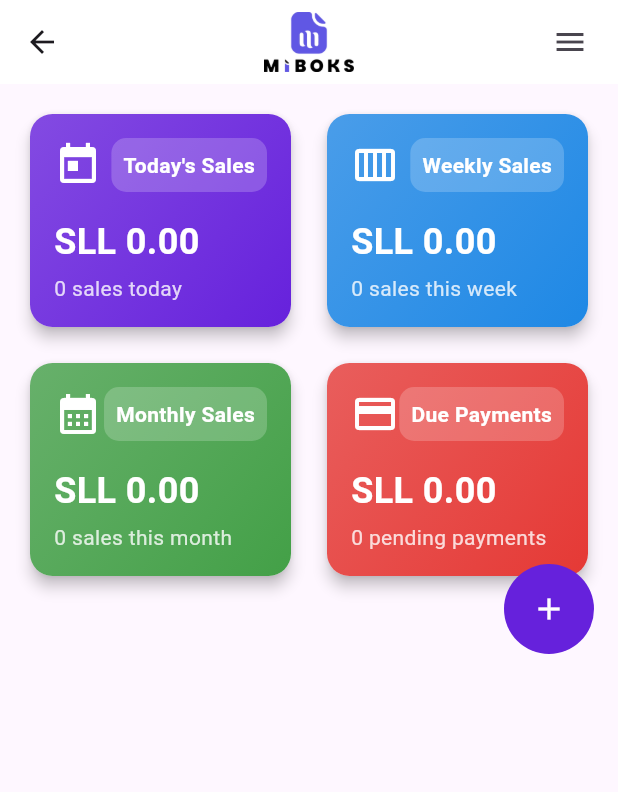
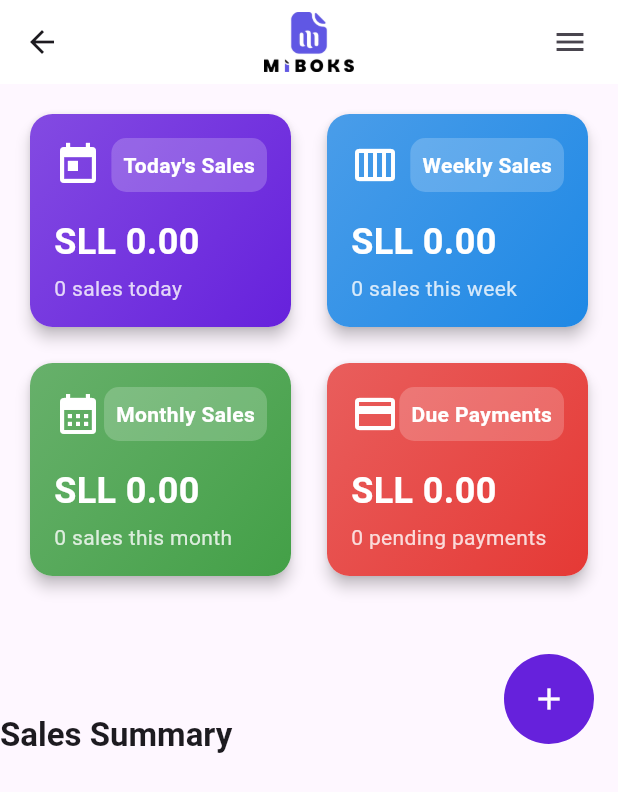
Before and after one commit to Chrisgentsl/miboks-millennialsierraleone, a Flutter app: the SalesScreen screen opened directly, on a phone screen of 412 x 824 dp. Shown: the top 792 px of the screen. Run offline on Flutter 3.47's test engine with Material 3 defaults, Android fonts, the phone set to English and light mode, and no system bars; our stand-ins replace cloud_firestore, curved_navigation_bar, firebase_auth, firebase_core, fl_chart, flutter_spinkit and 1 more; accounts and stored records are empty.

Commit message:
fetching all sales

```diff
--- a/lib/models/sales_model.dart
+++ b/lib/models/sales_model.dart
@@ -22,9 +22,10 @@ class SaleModel {
   factory SaleModel.fromMap(Map<String, dynamic> data, String id) {
     return SaleModel(
       id: id,
-      items: (data['items'] as List<dynamic>)
-          .map((item) => SaleItem.fromMap(item))
-          .toList(),
+      items:
+          (data['items'] as List<dynamic>)
+              .map((item) => SaleItem.fromMap(item))
+              .toList(),
       timestamp: (data['timestamp'] as Timestamp).toDate(),
       status: data['status'] ?? 'pending',
       paymentMethod: data['paymentMethod'],
@@ -69,22 +70,13 @@ class SaleItem {
   final String productId;
   final int quantity;
 
-  SaleItem({
-    required this.productId,
-    required this.quantity,
-  });
+  SaleItem({required this.productId, required this.quantity});
 
   factory SaleItem.fromMap(Map<String, dynamic> data) {
-    return SaleItem(
-      productId: data['productId'],
-      quantity: data['quantity'],
-    );
+    return SaleItem(productId: data['productId'], quantity: data['quantity']);
   }
 
   Map<String, dynamic> toMap() {
-    return {
-      'productId': productId,
-      'quantity': quantity,
-    };
+    return {'productId': productId, 'quantity': quantity};
   }
 }
--- a/lib/screens/sales_screen.dart
+++ b/lib/screens/sales_screen.dart
@@ -5,6 +5,7 @@ import '../widgets/sales_analytics_card.dart';
 import '../widgets/sales_form_widget.dart';
 import '../models/sales_model.dart';
 import '../widgets/sales_chart_widget.dart';
+import '../widgets/sales_transactions_widget.dart';
 
 class SalesScreen extends StatefulWidget {
   const SalesScreen({super.key});
@@ -33,18 +34,30 @@ class _SalesScreenState extends State<SalesScreen> {
                       stream: _salesService.getPaymentMethodStats(),
                       builder: (context, paymentStatsSnapshot) {
                         // Calculate values
-                        final todayTotal = todaySalesSnapshot.hasData
-                            ? _salesService.calculateTotalAmount(todaySalesSnapshot.data!)
-                            : 0.0;
-                        final weeklyTotal = weeklySalesSnapshot.hasData
-                            ? _salesService.calculateTotalAmount(weeklySalesSnapshot.data!)
-                            : 0.0;
-                        final monthlyTotal = monthlySalesSnapshot.hasData
-                            ? _salesService.calculateTotalAmount(monthlySalesSnapshot.data!)
-                            : 0.0;
-                        final dueAmount = duePaymentsSnapshot.hasData
-                            ? _salesService.calculateTotalAmount(duePaymentsSnapshot.data!)
-                            : 0.0;
+                        final todayTotal =
+                            todaySalesSnapshot.hasData
+                                ? _salesService.calculateTotalAmount(
+                                  todaySalesSnapshot.data!,
+                                )
+                                : 0.0;
+                        final weeklyTotal =
+                            weeklySalesSnapshot.hasData
+                                ? _salesService.calculateTotalAmount(
+                                  weeklySalesSnapshot.data!,
+                                )
+                                : 0.0;
+                        final monthlyTotal =
+                            monthlySalesSnapshot.hasData
+                                ? _salesService.calculateTotalAmount(
+                                  monthlySalesSnapshot.data!,
+                                )
+                                : 0.0;
+                        final dueAmount =
+                            duePaymentsSnapshot.hasData
+                                ? _salesService.calculateTotalAmount(
+                                  duePaymentsSnapshot.data!,
+                                )
+                                : 0.0;
 
                         return SingleChildScrollView(
                           padding: const EdgeInsets.all(16),
@@ -55,20 +68,24 @@ class _SalesScreenState extends State<SalesScreen> {
                                   Expanded(
                                     child: SalesAnalyticsCard(
                                       title: "Today's Sales",
-                                      value: 'SLL ${todayTotal.toStringAsFixed(2)}',
+                                      value:
+                                          'SLL ${todayTotal.toStringAsFixed(2)}',
                                       icon: Icons.today,
                                       color: const Color(0xFF6621DC),
-                                      subtitle: '${todaySalesSnapshot.data?.length ?? 0} sales today',
+                                      subtitle:
+                                          '${todaySalesSnapshot.data?.length ?? 0} sales today',
                                     ),
                                   ),
                                   const SizedBox(width: 16),
                                   Expanded(
                                     child: SalesAnalyticsCard(
                                       title: 'Weekly Sales',
-                                      value: 'SLL ${weeklyTotal.toStringAsFixed(2)}',
+                                      value:
+                                          'SLL ${weeklyTotal.toStringAsFixed(2)}',
                                       icon: Icons.calendar_view_week,
                                       color: const Color(0xFF1E88E5),
-                                      subtitle: '${weeklySalesSnapshot.data?.length ?? 0} sales this week',
+                                      subtitle:
+                                          '${weeklySalesSnapshot.data?.length ?? 0} sales this week',
                                     ),
                                   ),
                                 ],
@@ -79,33 +96,39 @@ class _SalesScreenState extends State<SalesScreen> {
                                   Expanded(
                                     child: SalesAnalyticsCard(
                                       title: 'Monthly Sales',
-                                      value: 'SLL ${monthlyTotal.toStringAsFixed(2)}',
+                                      value:
+                                          'SLL ${monthlyTotal.toStringAsFixed(2)}',
                                       icon: Icons.calendar_month,
                                       color: const Color(0xFF43A047),
-                                      subtitle: '${monthlySalesSnapshot.data?.length ?? 0} sales this month',
+                                      subtitle:
+                                          '${monthlySalesSnapshot.data?.length ?? 0} sales this month',
                                     ),
                                   ),
                                   const SizedBox(width: 16),
                                   Expanded(
                                     child: SalesAnalyticsCard(
                                       title: 'Due Payments',
-                                      value: 'SLL ${dueAmount.toStringAsFixed(2)}',
+                                      value:
+                                          'SLL ${dueAmount.toStringAsFixed(2)}',
                                       icon: Icons.payment,
                                       color: const Color(0xFFE53935),
-                                      subtitle: '${duePaymentsSnapshot.data?.length ?? 0} pending payments',
+                                      subtitle:
+                                          '${duePaymentsSnapshot.data?.length ?? 0} pending payments',
                                     ),
                                   ),
                                 ],
                               ),
                               const SizedBox(height: 24),
-                              if (weeklySalesSnapshot.hasData && weeklySalesSnapshot.data!.isNotEmpty)
+                              if (weeklySalesSnapshot.hasData &&
+                                  weeklySalesSnapshot.data!.isNotEmpty)
                                 SalesChartWidget(
                                   sales: weeklySalesSnapshot.data!,
                                   color: const Color(0xFF1E88E5),
                                   title: 'Weekly Sales Trend',
                                 ),
                               const SizedBox(height: 24),
-                              if (monthlySalesSnapshot.hasData && monthlySalesSnapshot.data!.isNotEmpty)
+                              if (monthlySalesSnapshot.hasData &&
+                                  monthlySalesSnapshot.data!.isNotEmpty)
                                 SalesChartWidget(
                                   sales: monthlySalesSnapshot.data!,
                                   color: const Color(0xFF43A047),
@@ -121,6 +144,59 @@ class _SalesScreenState extends State<SalesScreen> {
               },
             );
           },
+        );
+      },
+    );
+  }
+
+  Widget _buildSalesSummary() {
+    return StreamBuilder<List<SaleModel>>(
+      stream: _salesService.getSales(),
+      builder: (context, snapshot) {
+        if (!snapshot.hasData) {
+          return const Center(child: CircularProgressIndicator());
+        }
+
+        final sales = snapshot.data!;
+
+        return Column(
+          crossAxisAlignment: CrossAxisAlignment.start,
+          children: [
+            Text(
+              'Sales Summary',
+              style: Theme.of(context).textTheme.titleLarge?.copyWith(
+                    fontWeight: FontWeight.bold,
+                  ),
+            ),
+            const SizedBox(height: 8),
+            ListView.builder(
+              shrinkWrap: true,
+              physics: const NeverScrollableScrollPhysics(),
+              itemCount: sales.length > 3 ? 3 : sales.length,
+              itemBuilder: (context, index) {
+                final sale = sales[index];
+                return ListTile(
+                  title: Text('Sale #${sale.id.substring(0, 8)}'),
+                  subtitle: Text(
+                    'Le ${sale.totalAmount.toStringAsFixed(2)} - ${sale.timestamp.toLocal()}'.split(' ')[0],
+                  ),
+                );
+              },
+            ),
+            if (sales.length > 3)
+              TextButton(
+                onPressed: () {
+                  showModalBottomSheet(
+                    context: context,
+                    isScrollControlled: true,
+                    builder: (BuildContext context) {
+                      return SalesTransactionsWidget(sales: sales);
+                    },
+                  );
+                },
+                child: const Text('View All'),
+              ),
+          ],
         );
       },
     );
@@ -157,10 +233,7 @@ class _SalesScreenState extends State<SalesScreen> {
     return Scaffold(
       appBar: AppBar(
         centerTitle: true,
-        title: const LogoWidget(
-          size: 60,
-          animate: false,
-        ),
+        title: const LogoWidget(size: 60, animate: false),
         actions: [
           IconButton(
             icon: const Icon(Icons.menu),
@@ -178,24 +251,16 @@ class _SalesScreenState extends State<SalesScreen> {
           padding: EdgeInsets.zero,
           children: [
             const DrawerHeader(
-              decoration: BoxDecoration(
-                color: Color(0xFF6621DC),
-              ),
+              decoration: BoxDecoration(color: Color(0xFF6621DC)),
               child: Column(
                 crossAxisAlignment: CrossAxisAlignment.start,
                 mainAxisAlignment: MainAxisAlignment.end,
                 children: [
-                  LogoWidget(
-                    size: 50,
-                    animate: false,
-                  ),
+                  LogoWidget(size: 50, animate: false),
                   SizedBox(height: 8),
                   Text(
                     'Menu',
-                    style: TextStyle(
-                      color: Colors.white,
-                      fontSize: 24,
-                    ),
+                    style: TextStyle(color: Colors.white, fontSize: 24),
                   ),
                 ],
               ),
@@ -229,12 +294,16 @@ class _SalesScreenState extends State<SalesScreen> {
       ),
       body: Stack(
         children: [
-          _buildAnalyticsDashboard(),
-          Positioned(
-            bottom: 16,
-            right: 16,
-            child: _buildAddItemBubble(),
+          SingleChildScrollView(
+            child: Column(
+              children: [
+                _buildAnalyticsDashboard(),
+                const SizedBox(height: 24),
+                _buildSalesSummary(),
+              ],
+            ),
           ),
+          Positioned(bottom: 16, right: 16, child: _buildAddItemBubble()),
         ],
       ),
     );
--- a/lib/widgets/sales_analytics_card.dart
+++ b/lib/widgets/sales_analytics_card.dart
@@ -22,9 +22,7 @@ class SalesAnalyticsCard extends StatelessWidget {
   Widget build(BuildContext context) {
     return Card(
       elevation: 4,
-      shape: RoundedRectangleBorder(
-        borderRadius: BorderRadius.circular(15),
-      ),
+      shape: RoundedRectangleBorder(borderRadius: BorderRadius.circular(15)),
       child: InkWell(
         onTap: onTap,
         borderRadius: BorderRadius.circular(15),
@@ -35,10 +33,7 @@ class SalesAnalyticsCard extends StatelessWidget {
             gradient: LinearGradient(
               begin: Alignment.topLeft,
               end: Alignment.bottomRight,
-              colors: [
-                color.withOpacity(0.8),
-                color,
-              ],
+              colors: [color.withOpacity(0.8), color],
             ),
           ),
           child: Column(
@@ -48,11 +43,7 @@ class SalesAnalyticsCard extends StatelessWidget {
               Row(
                 mainAxisAlignment: MainAxisAlignment.spaceBetween,
                 children: [
-                  Icon(
-                    icon,
-                    color: Colors.white,
-                    size: 32,
-                  ),
+                  Icon(icon, color: Colors.white, size: 32),
                   Container(
                     padding: const EdgeInsets.all(8),
                     decoration: BoxDecoration(
```
Also changed, not shown: lib/services/sales_service.dart (+22 -14 lines), lib/widgets/afrimoney_widget.dart (+2 -8 lines), lib/widgets/orange_money_payment_widget.dart (+15 -9 lines), lib/widgets/orange_money_widget.dart (+2 -8 lines), lib/widgets/pay_smoll_smoll_widget.dart (+13 -18 lines), lib/widgets/sales_chart_widget.dart (+5 -14 lines), lib/widgets/sales_form_widget.dart (+33 -19 lines), lib/widgets/sales_transactions_widget.dart (added, +302 -0 lines), lib/screens/payment_method_screen.dart (line endings or trailing spaces).
